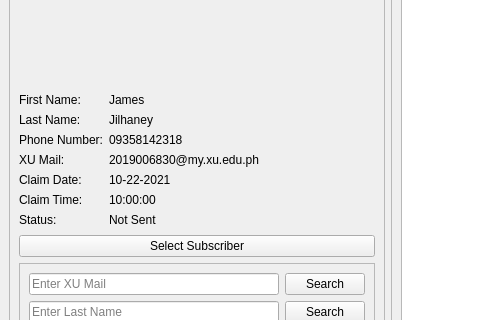
The window that Merlin.ui (Biowulf21/Merlin) describes before a commit, drawn with Qt 5; both pictures show x 0 to 482 and y 251 to 571 of the 910 by 691 pixel window.
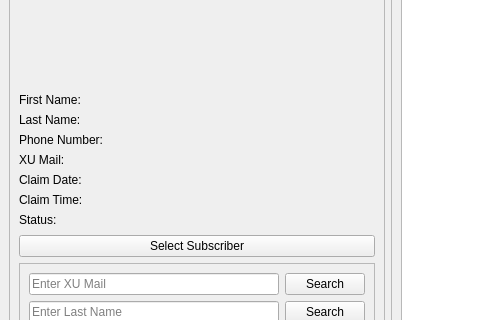
The same window after the commit. Icons and pictures are not drawn.

Diff of the .ui file:
```diff
--- a/Merlin.ui
+++ b/Merlin.ui
@@ -69,7 +69,7 @@
               <bool>true</bool>
              </property>
              <property name="text">
-              <string>James</string>
+              <string/>
              </property>
             </widget>
            </item>
@@ -83,7 +83,7 @@
            <item row="1" column="1">
             <widget class="QLabel" name="lName">
              <property name="text">
-              <string>Jilhaney</string>
+              <string/>
              </property>
             </widget>
            </item>
@@ -97,7 +97,7 @@
            <item row="2" column="1">
             <widget class="QLabel" name="pNumber">
              <property name="text">
-              <string>09358142318</string>
+              <string/>
              </property>
             </widget>
            </item>
@@ -111,7 +111,7 @@
            <item row="3" column="1">
             <widget class="QLabel" name="xuMail">
              <property name="text">
-              <string>2019006830@my.xu.edu.ph</string>
+              <string/>
              </property>
             </widget>
            </item>
@@ -125,7 +125,7 @@
            <item row="4" column="1">
             <widget class="QLabel" name="claimDate">
              <property name="text">
-              <string>10-22-2021</string>
+              <string/>
              </property>
             </widget>
            </item>
@@ -139,7 +139,7 @@
            <item row="5" column="1">
             <widget class="QLabel" name="claimTime">
              <property name="text">
-              <string>10:00:00</string>
+              <string/>
              </property>
             </widget>
            </item>
@@ -153,7 +153,7 @@
            <item row="6" column="1">
             <widget class="QLabel" name="status">
              <property name="text">
-              <string>Not Sent</string>
+              <string/>
              </property>
             </widget>
            </item>
```
